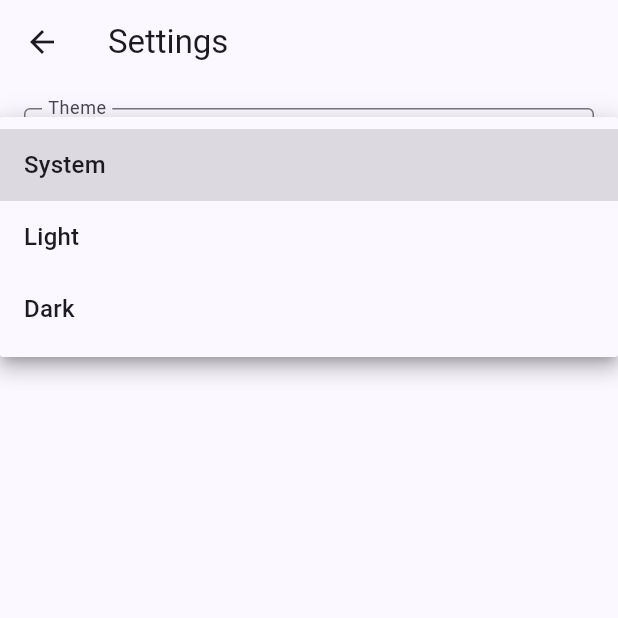
After one commit to dmacedonski/sight-calibrator, a Flutter app: the SettingsFragment screen opened directly, after a tap on "System", on a phone screen of 412 x 824 dp, the top half of it. The commit adds this screen. Run offline on Flutter 3.47's test engine with Material 2 defaults, Android fonts, the phone set to English and light mode, and no system bars; our stand-ins replace camera, floor, shared_preferences, sqflite; accounts and stored records are empty; generated files the repository leaves out were written again.

Commit message:
Add theme settings

```diff
--- /dev/null
+++ b/lib/app_settings.dart
@@ -0,0 +1,56 @@
+import 'package:flutter/foundation.dart';
+import 'package:flutter/material.dart';
+import 'package:shared_preferences/shared_preferences.dart';
+
+class AppSettings extends ChangeNotifier
+    implements ValueListenable<AppSettings> {
+  static AppSettings? _instance;
+
+  static AppSettings getInstance() {
+    _instance ??= AppSettings();
+    return _instance as AppSettings;
+  }
+
+  ThemeMode _themeMode = ThemeMode.system;
+
+  ThemeMode get themeMode => _themeMode;
+
+  set themeMode(ThemeMode value) {
+    _themeMode = value;
+    notifyListeners();
+  }
+
+  Future<void> load() async {
+    final prefs = await SharedPreferences.getInstance();
+    switch (prefs.getInt("theme_mode")) {
+      case 1:
+        _themeMode = ThemeMode.light;
+        break;
+      case 2:
+        _themeMode = ThemeMode.dark;
+        break;
+      default:
+        _themeMode = ThemeMode.system;
+        break;
+    }
+    notifyListeners();
+  }
+
+  Future<void> save() async {
+    final prefs = await SharedPreferences.getInstance();
+    switch (themeMode) {
+      case ThemeMode.light:
+        prefs.setInt("theme_mode", 1);
+        break;
+      case ThemeMode.dark:
+        prefs.setInt("theme_mode", 2);
+        break;
+      default:
+        prefs.setInt("theme_mode", 0);
+        break;
+    }
+  }
+
+  @override
+  AppSettings get value => this;
+}
--- /dev/null
+++ b/lib/settings_fragment.dart
@@ -0,0 +1,57 @@
+import 'package:flutter/material.dart';
+import 'package:sight_calibrator/app_settings.dart';
+
+class SettingsFragment extends StatefulWidget {
+  const SettingsFragment({super.key});
+
+  @override
+  State<SettingsFragment> createState() => _SettingsFragmentState();
+}
+
+class _SettingsFragmentState extends State<SettingsFragment> {
+  final _formKey = GlobalKey<FormState>();
+  final _appSettings = AppSettings.getInstance();
+
+  @override
+  Widget build(BuildContext context) {
+    return Scaffold(
+      appBar: AppBar(
+        title: const Text("Settings"),
+      ),
+      body: Padding(
+        padding: const EdgeInsets.all(16),
+        child: Form(
+          key: _formKey,
+          child: Column(
+            children: [
+              DropdownButtonFormField(
+                  icon: const Icon(Icons.arrow_drop_down_rounded),
+                  decoration: const InputDecoration(
+                      labelText: "Theme",
+                      border: OutlineInputBorder(),
+                      helperText: ""),
+                  value: _appSettings.themeMode,
+                  items: const [
+                    DropdownMenuItem(
+                        value: ThemeMode.system, child: Text("System")),
+                    DropdownMenuItem(
+                        value: ThemeMode.light, child: Text("Light")),
+                    DropdownMenuItem(value: ThemeMode.dark, child: Text("Dark"))
+                  ],
+                  onChanged: (themeMode) async {
+                    ScaffoldMessenger.of(context).showSnackBar(
+                      const SnackBar(
+                          content: Text("Settings has been changed.")),
+                    );
+                    setState(() {
+                      _appSettings.themeMode = themeMode ?? ThemeMode.system;
+                      _appSettings.save();
+                    });
+                  })
+            ],
+          ),
+        ),
+      ),
+    );
+  }
+}
--- a/pubspec.yaml
+++ b/pubspec.yaml
@@ -16,6 +16,7 @@ dependencies:
   cupertino_icons: ^1.0.2
   floor: ^1.4.1
   sqflite: ^2.2.6
+  shared_preferences: ^2.1.0
 
 dev_dependencies:
   flutter_test:
```
Also changed, not shown: lib/main.dart (+19 -7 lines), lib/main_activity.dart (+24 -1 lines), pubspec.lock, 1 other file.
